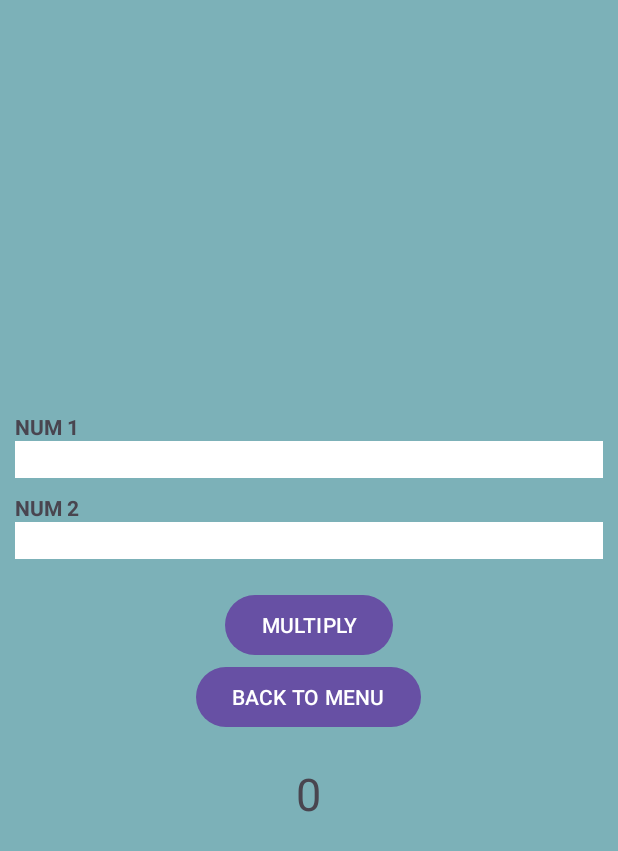
After one commit to nandana-sivan/new-calculator-app, an Android app: the Mul screen opened directly, with no data from a screen before it, on a phone screen of 412 x 824 dp. The commit adds this screen. Shown: the top 851 px of the screen. Run offline under Robolectric (Android 15) with nearby library versions, the phone set to English and light mode, and no system bars.

Commit message:
mul done

```diff
--- a/app/src/main/AndroidManifest.xml
+++ b/app/src/main/AndroidManifest.xml
@@ -12,6 +12,9 @@
         android:supportsRtl="true"
         android:theme="@style/Theme.Newcalculatorapp"
         tools:targetApi="31">
+        <activity
+            android:name=".Mul"
+            android:exported="false" />
         <activity
             android:name=".Sub"
             android:exported="false" />
--- a/app/src/main/java/com/nandana/newcalculatorapp/MainActivity.java
+++ b/app/src/main/java/com/nandana/newcalculatorapp/MainActivity.java
@@ -40,5 +40,12 @@ public class MainActivity extends AppCompatActivity {
             }
 
         });
+        b3.setOnClickListener(new View.OnClickListener() {
+            @Override
+            public void onClick(View v) {
+                Intent ob2= new Intent(getApplicationContext(), Mul.class);
+                startActivity(ob2);
+            }
+        });
     }
 }
--- /dev/null
+++ b/app/src/main/java/com/nandana/newcalculatorapp/Mul.java
@@ -0,0 +1,58 @@
+package com.nandana.newcalculatorapp;
+
+import android.content.Intent;
+import android.os.Bundle;
+import android.view.View;
+import android.widget.Button;
+import android.widget.EditText;
+import android.widget.TextView;
+import android.widget.Toast;
+
+import androidx.activity.EdgeToEdge;
+import androidx.appcompat.app.AppCompatActivity;
+import androidx.core.graphics.Insets;
+import androidx.core.view.ViewCompat;
+import androidx.core.view.WindowInsetsCompat;
+
+public class Mul extends AppCompatActivity {
+    EditText ed1,ed2;
+    Button b1,b2;
+    String getNum1,getNum2,result;
+    int num1,num2,product;
+    TextView t1;
+
+    @Override
+    protected void onCreate(Bundle savedInstanceState) {
+        super.onCreate(savedInstanceState);
+        EdgeToEdge.enable(this);
+        setContentView(R.layout.activity_mul);
+
+        ed1=(EditText) findViewById(R.id.n1);
+        ed2=(EditText) findViewById(R.id.n2);
+        b1=(Button) findViewById(R.id.mul);
+        b2=(Button) findViewById(R.id.m3);
+        t1=(TextView)findViewById(R.id.res);
+
+        b2.setOnClickListener(new View.OnClickListener() {
+            @Override
+            public void onClick(View v) {
+                Intent ob= new Intent(getApplicationContext(), MainActivity.class);
+                startActivity(ob);
+            }
+        });
+        b1.setOnClickListener(new View.OnClickListener() {
+            @Override
+            public void onClick(View v) {
+                getNum1=ed1.getText().toString();
+                getNum2=ed2.getText().toString();
+                num1=Integer.parseInt(getNum1);
+                num2=Integer.parseInt(getNum2);
+                product=num1*num2;
+                result=String.valueOf(product);
+                t1.setText(result);
+//                Toast.makeText(getApplicationContext(),result,Toast.LENGTH_LONG).show();
+            }
+        });
+
+    }
+}
--- /dev/null
+++ b/app/src/main/res/layout/activity_mul.xml
@@ -0,0 +1,55 @@
+<LinearLayout android:layout_height="match_parent"
+    android:layout_width="match_parent"
+    android:background="#7CB1B8"
+    android:orientation="vertical"
+    android:gravity="center"
+    xmlns:android="http://schemas.android.com/apk/res/android">
+
+    <TextView
+        android:layout_marginRight="10dp"
+        android:layout_marginLeft="10dp"
+        android:layout_width="match_parent"
+        android:layout_height="wrap_content"
+        android:text="NUM 1"
+        android:textStyle="bold"/>
+    <EditText
+        android:layout_marginRight="10dp"
+        android:layout_marginLeft="10dp"
+        android:id="@+id/n1"
+        android:layout_width="match_parent"
+        android:layout_height="wrap_content"
+        android:background="@color/white"/>
+    <TextView
+        android:layout_marginRight="10dp"
+        android:layout_marginLeft="10dp"
+        android:layout_marginTop="10dp"
+        android:layout_width="match_parent"
+        android:layout_height="wrap_content"
+        android:text="NUM 2"
+        android:textStyle="bold"/>
+    <EditText
+        android:layout_marginRight="10dp"
+        android:layout_marginLeft="10dp"
+        android:id="@+id/n2"
+        android:layout_width="match_parent"
+        android:layout_height="wrap_content"
+        android:background="@color/white"/>
+    <Button
+        android:id="@+id/mul"
+        android:layout_marginTop="20dp"
+        android:layout_width="wrap_content"
+        android:layout_height="wrap_content"
+        android:text="MULTIPLY"/>
+    <Button
+        android:id="@+id/m3"
+        android:layout_width="wrap_content"
+        android:layout_height="wrap_content"
+        android:text="BACK TO MENU"/>
+    <TextView
+        android:id="@+id/res"
+        android:layout_width="wrap_content"
+        android:layout_height="wrap_content"
+        android:text="0"
+        android:textSize="30dp"
+        android:layout_marginTop="20dp"/>
+</LinearLayout>
```
